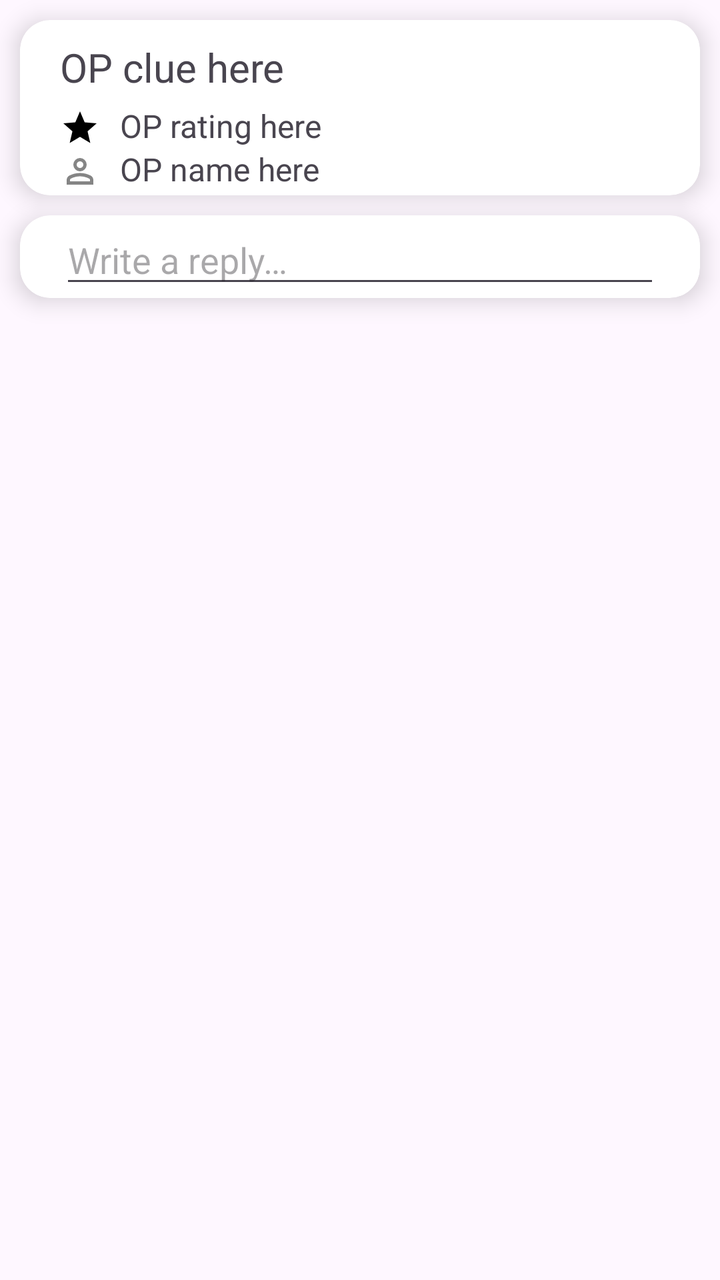
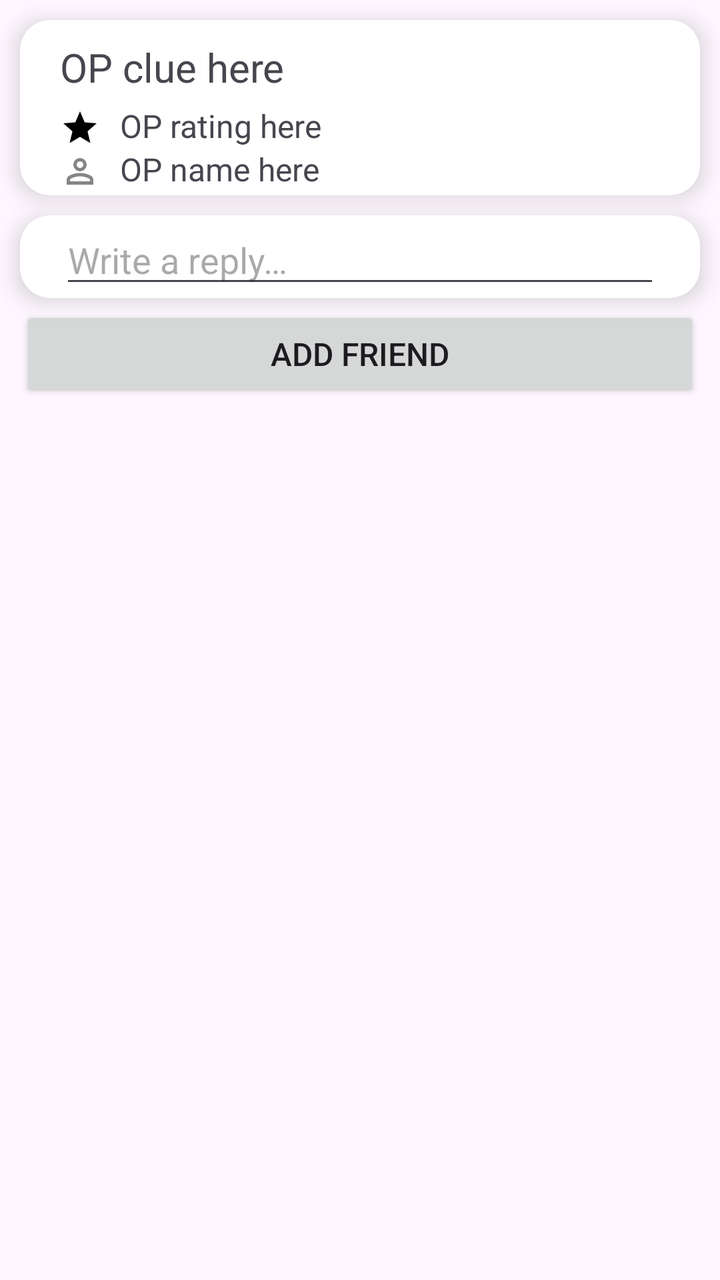

Before-and-after screenshots of an Android layout around one commit, followed by the original layout XML and the change that was made.
<!-- AndroidManifest.xml: application theme Theme.TheApp -->
<!-- res/layout/fragment_post.xml -->
<?xml version="1.0" encoding="utf-8"?>
<LinearLayout
    xmlns:android="http://schemas.android.com/apk/res/android"
    xmlns:app="http://schemas.android.com/apk/res-auto"
    xmlns:tools="http://schemas.android.com/tools"
    android:layout_width="match_parent"
    android:layout_height="wrap_content"
    android:orientation="vertical"
    tools:context=".PostFragment">

    <androidx.cardview.widget.CardView
        android:layout_width="match_parent"
        android:layout_height="wrap_content"
        app:cardCornerRadius="15dp"
        android:layout_margin="10dp"
        android:layout_marginBottom="4dp"
        app:cardElevation="7dp">

        <RelativeLayout
            android:layout_width="match_parent"
            android:layout_height="match_parent"
            android:orientation="vertical">

            <TextView
                android:id="@+id/originalPostClue"
                android:layout_width="match_parent"
                android:layout_height="wrap_content"
                android:textSize="20sp"
                android:text="@string/default_op_clue"
                android:layout_marginStart="20dp"
                android:layout_marginEnd="20dp"
                android:layout_marginTop="10dp"
                android:maxLines="1"/>

            <ImageView
                android:layout_width="20dp"
                android:layout_height="wrap_content"
                android:layout_below="@id/originalPostClue"
                android:layout_marginStart="20dp"
                android:layout_marginTop="5dp"
                android:src="@drawable/baseline_star_24"/>

            <TextView
                android:id="@+id/originalPostRating"
                android:layout_below="@id/originalPostClue"
                android:layout_width="match_parent"
                android:layout_height="wrap_content"
                android:textSize="16sp"
                android:text="@string/default_op_rating"
                android:layout_marginStart="50dp"
                android:layout_marginEnd="50dp"
                android:layout_marginTop="5dp"/>

            <ImageView
                android:layout_width="20dp"
                android:layout_height="wrap_content"
                android:layout_below="@id/originalPostRating"
                android:layout_marginStart="20dp"
                android:src="@drawable/ic_profile"/>

            <TextView
                android:id="@+id/originalPostOP"
                android:layout_below="@id/originalPostRating"
                android:layout_width="match_parent"
                android:layout_height="wrap_content"
                android:textSize="16sp"
                android:text="@string/default_op_name"
                android:layout_marginStart="50dp"
                android:layout_marginEnd="50dp"/>

        </RelativeLayout>

    </androidx.cardview.widget.CardView>

    <androidx.cardview.widget.CardView
        android:layout_width="match_parent"
        android:layout_height="wrap_content"
        app:cardCornerRadius="15dp"
        android:layout_marginTop="0dp"
        android:layout_marginBottom="4dp"
        android:layout_marginStart="10dp"
        android:layout_marginEnd="10dp"
        app:cardElevation="7dp">

        <EditText
            android:id="@+id/addReply"
            android:layout_width="match_parent"
            android:layout_height="wrap_content"
            android:layout_marginStart="20dp"
            android:layout_marginEnd="20dp"
            android:hint="@string/write_a_reply" />

    </androidx.cardview.widget.CardView>
    
    <androidx.recyclerview.widget.RecyclerView
        android:id="@+id/replyRecyclerView"
        android:layout_width="match_parent"
        android:layout_height="wrap_content"
        android:layout_marginTop="16dp"
        android:layout_marginStart="10dp"
        android:layout_marginEnd="10dp"/>

</LinearLayout>
<!-- resources referenced by this layout -->
<resources>
  <!-- drawable baseline_star_24 (drawable) -->
  <vector xmlns:android="http://schemas.android.com/apk/res/android" android:height="24dp" android:tint="#000000" android:viewportHeight="24" android:viewportWidth="24" android:width="24dp">
        
      <path android:fillColor="@android:color/white" android:pathData="M12,17.27L18.18,21l-1.64,-7.03L22,9.24l-7.19,-0.61L12,2 9.19,8.63 2,9.24l5.46,4.73L5.82,21z"/>
      
  </vector>
  <!-- drawable ic_profile (drawable-anydpi) -->
  <vector xmlns:android="http://schemas.android.com/apk/res/android"
      android:width="24dp"
      android:height="24dp"
      android:viewportWidth="960"
      android:viewportHeight="960"
      android:tint="#333333"
      android:alpha="0.6">
    <path
        android:fillColor="@android:color/white"
        android:pathData="M367,433Q320,386 320,320Q320,254 367,207Q414,160 480,160Q546,160 593,207Q640,254 640,320Q640,386 593,433Q546,480 480,480Q414,480 367,433ZM160,800L160,688Q160,654 177.5,625.5Q195,597 224,582Q286,551 350,535.5Q414,520 480,520Q546,520 610,535.5Q674,551 736,582Q765,597 782.5,625.5Q800,654 800,688L800,800L160,800ZM240,720L720,720L720,688Q720,677 714.5,668Q709,659 700,654Q646,627 591,613.5Q536,600 480,600Q424,600 369,613.5Q314,627 260,654Q251,659 245.5,668Q240,677 240,688L240,720ZM536.5,376.5Q560,353 560,320Q560,287 536.5,263.5Q513,240 480,240Q447,240 423.5,263.5Q400,287 400,320Q400,353 423.5,376.5Q447,400 480,400Q513,400 536.5,376.5ZM480,320Q480,320 480,320Q480,320 480,320Q480,320 480,320Q480,320 480,320Q480,320 480,320Q480,320 480,320Q480,320 480,320Q480,320 480,320ZM480,720L480,720Q480,720 480,720Q480,720 480,720Q480,720 480,720Q480,720 480,720Q480,720 480,720Q480,720 480,720Q480,720 480,720Q480,720 480,720L480,720Z"/>
  </vector>
  <string name="default_op_clue">OP clue here</string>
  <string name="default_op_name">OP name here</string>
  <string name="default_op_rating">OP rating here</string>
  <string name="write_a_reply">Write a reply…</string>
  <style name="Theme.TheApp" parent="Base.Theme.TheApp" />
  <style name="Base.Theme.TheApp" parent="Theme.Material3.DayNight.NoActionBar">
          
          
          <item name="colorPrimary">@color/primary</item>
          <item name="colorOnPrimary">@color/on_primary</item>
      </style>
  <color name="primary">#000000</color>
  <color name="on_primary">#FFFFFF</color>
</resources>

<!-- the commit's change to res/layout/fragment_post.xml (unified diff, before → after) -->
@@ -91,6 +91,15 @@
             android:hint="@string/write_a_reply" />
 
     </androidx.cardview.widget.CardView>
+
+    <Button
+        android:id="@+id/addFriend"
+        android:layout_width="match_parent"
+        android:layout_height="wrap_content"
+        android:layout_marginHorizontal="10dp"
+        android:text="@string/add_friend"
+        android:textSize="16sp"/>
+
     
     <androidx.recyclerview.widget.RecyclerView
         android:id="@+id/replyRecyclerView"
<!-- resource entries referenced after the edit -->
@@ -18,6 +18,7 @@
         android:fillColor="@android:color/white"
         android:pathData="M367,433Q320,386 320,320Q320,254 367,207Q414,160 480,160Q546,160 593,207Q640,254 640,320Q640,386 593,433Q546,480 480,480Q414,480 367,433ZM160,800L160,688Q160,654 177.5,625.5Q195,597 224,582Q286,551 350,535.5Q414,520 480,520Q546,520 610,535.5Q674,551 736,582Q765,597 782.5,625.5Q800,654 800,688L800,800L160,800ZM240,720L720,720L720,688Q720,677 714.5,668Q709,659 700,654Q646,627 591,613.5Q536,600 480,600Q424,600 369,613.5Q314,627 260,654Q251,659 245.5,668Q240,677 240,688L240,720ZM536.5,376.5Q560,353 560,320Q560,287 536.5,263.5Q513,240 480,240Q447,240 423.5,263.5Q400,287 400,320Q400,353 423.5,376.5Q447,400 480,400Q513,400 536.5,376.5ZM480,320Q480,320 480,320Q480,320 480,320Q480,320 480,320Q480,320 480,320Q480,320 480,320Q480,320 480,320Q480,320 480,320Q480,320 480,320ZM480,720L480,720Q480,720 480,720Q480,720 480,720Q480,720 480,720Q480,720 480,720Q480,720 480,720Q480,720 480,720Q480,720 480,720Q480,720 480,720L480,720Z"/>
   </vector>
+  <string name="add_friend">Add friend</string>
   <string name="default_op_clue">OP clue here</string>
   <string name="default_op_name">OP name here</string>
   <string name="default_op_rating">OP rating here</string>
